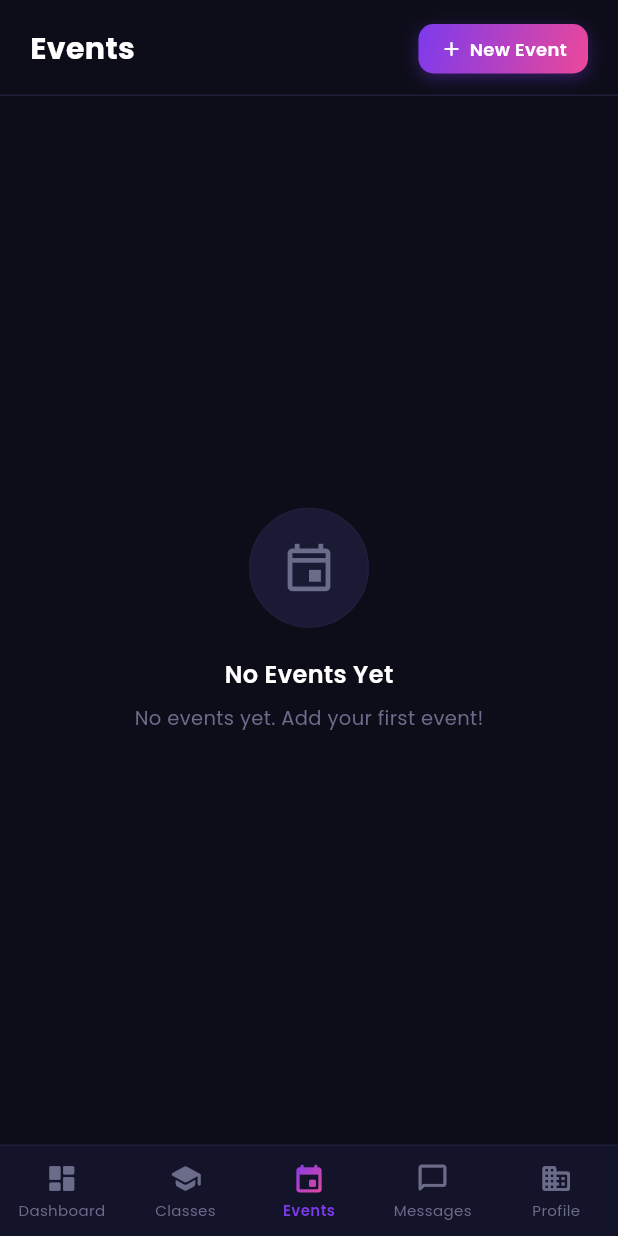
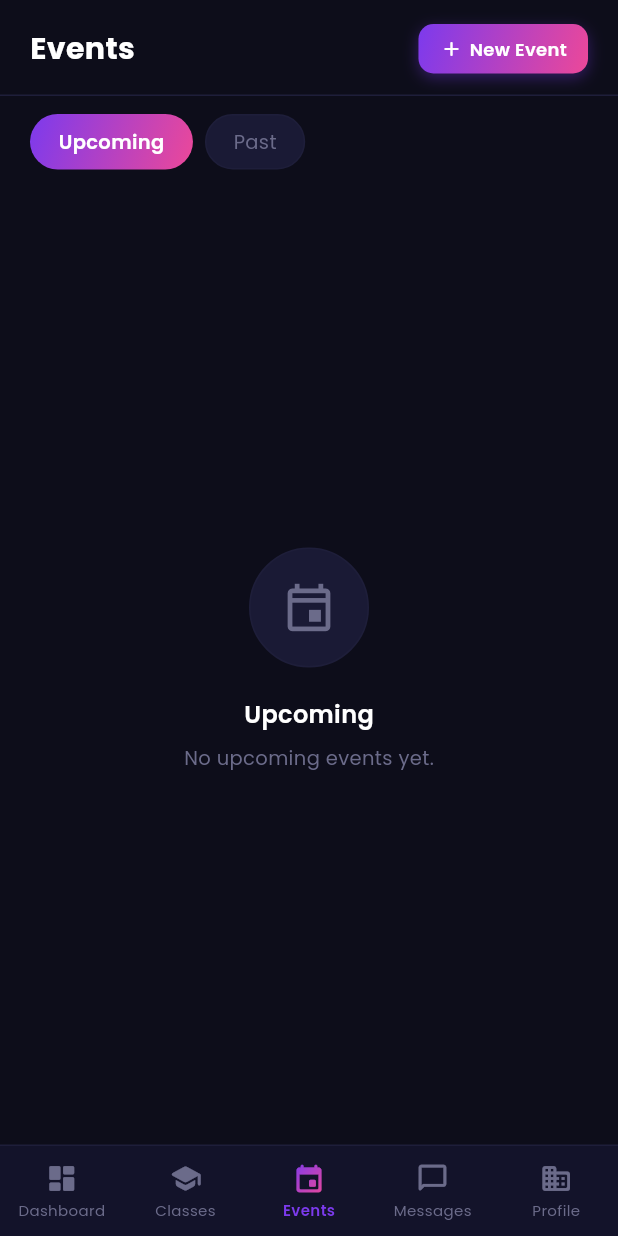
Before and after one commit to VolvachevaNatalya/hobby-lab-app, a Flutter app: the OrgDashboardScreen screen opened directly, scrolled down 95 dp, after a tap on "Events", on a phone screen of 412 x 824 dp. Run offline on Flutter 3.47's test engine with Material 3 defaults, Android fonts, the phone set to English and light mode, and no system bars; our stand-ins replace font_awesome_flutter, geocoding, geolocator, google_fonts, google_sign_in, image_picker and 4 more; missing offline and left inert: flutter_facebook_auth; accounts and stored records are empty; network calls fail.

Commit message:
Improve recurring events UI and public event visibility
Co-Authored-By: Claude Sonnet 4.6 <noreply@anthropic.com>

```diff
--- a/lib/l10n/app_en.arb
+++ b/lib/l10n/app_en.arb
@@ -379,5 +379,7 @@
   "deleteEventScopeTitle": "Delete recurring event",
   "scopeOnlyThisEvent": "Only this event",
   "scopeThisAndFollowing": "This and following events",
-  "scopeEntireSeries": "Entire series"
+  "scopeEntireSeries": "Entire series",
+  "upcomingEventsTab": "Upcoming",
+  "pastEventsTab": "Past"
 }
--- a/lib/l10n/app_he.arb
+++ b/lib/l10n/app_he.arb
@@ -379,5 +379,7 @@
   "deleteEventScopeTitle": "מחיקת אירוע חוזר",
   "scopeOnlyThisEvent": "רק אירוע זה",
   "scopeThisAndFollowing": "זה ואירועים הבאים",
-  "scopeEntireSeries": "כל הסדרה"
+  "scopeEntireSeries": "כל הסדרה",
+  "upcomingEventsTab": "קרובים",
+  "pastEventsTab": "עבר"
 }
--- a/lib/l10n/app_localizations.dart
+++ b/lib/l10n/app_localizations.dart
@@ -1827,6 +1827,18 @@ abstract class AppLocalizations {
   /// In en, this message translates to:
   /// **'Entire series'**
   String get scopeEntireSeries;
+
+  /// No description provided for @upcomingEventsTab.
+  ///
+  /// In en, this message translates to:
+  /// **'Upcoming'**
+  String get upcomingEventsTab;
+
+  /// No description provided for @pastEventsTab.
+  ///
+  /// In en, this message translates to:
+  /// **'Past'**
+  String get pastEventsTab;
 }
 
 class _AppLocalizationsDelegate
--- a/lib/l10n/app_localizations_en.dart
+++ b/lib/l10n/app_localizations_en.dart
@@ -914,4 +914,10 @@ class AppLocalizationsEn extends AppLocalizations {
 
   @override
   String get scopeEntireSeries => 'Entire series';
+
+  @override
+  String get upcomingEventsTab => 'Upcoming';
+
+  @override
+  String get pastEventsTab => 'Past';
 }
--- a/lib/l10n/app_localizations_he.dart
+++ b/lib/l10n/app_localizations_he.dart
@@ -901,4 +901,10 @@ class AppLocalizationsHe extends AppLocalizations {
 
   @override
   String get scopeEntireSeries => 'כל הסדרה';
+
+  @override
+  String get upcomingEventsTab => 'קרובים';
+
+  @override
+  String get pastEventsTab => 'עבר';
 }
--- a/lib/l10n/app_localizations_ru.dart
+++ b/lib/l10n/app_localizations_ru.dart
@@ -917,4 +917,10 @@ class AppLocalizationsRu extends AppLocalizations {
 
   @override
   String get scopeEntireSeries => 'Вся серия';
+
+  @override
+  String get upcomingEventsTab => 'Предстоящие';
+
+  @override
+  String get pastEventsTab => 'Прошедшие';
 }
--- a/lib/l10n/app_ru.arb
+++ b/lib/l10n/app_ru.arb
@@ -379,5 +379,7 @@
   "deleteEventScopeTitle": "Удалить событие",
   "scopeOnlyThisEvent": "Только это событие",
   "scopeThisAndFollowing": "Это и следующие события",
-  "scopeEntireSeries": "Вся серия"
+  "scopeEntireSeries": "Вся серия",
+  "upcomingEventsTab": "Предстоящие",
+  "pastEventsTab": "Прошедшие"
 }
--- a/lib/models/org_models.dart
+++ b/lib/models/org_models.dart
@@ -70,6 +70,7 @@ class OrgEvent {
   double price;
   String? priceComment;
   bool isNationwide;
+  DateTime? endDateTime;
   int? seriesId;
   int? occurrenceIndex;
   EventRecurrence? recurrence;
@@ -85,6 +86,7 @@ class OrgEvent {
     this.description = '',
     required this.date,
     required this.time,
+    this.endDateTime,
     this.location = '',
     this.cityId,
     this.cityNameHe,
--- a/lib/screens/org_dashboard_screen.dart
+++ b/lib/screens/org_dashboard_screen.dart
@@ -17,6 +17,12 @@ import 'org_invites_screen.dart';
 import 'org_members_screen.dart';
 import '../routing/transitions.dart';
 import '../utils/event_grouping.dart';
+
+bool _orgEventIsUpcoming(OrgEvent e) {
+  final now = DateTime.now();
+  if (e.endDateTime != null) return !e.endDateTime!.isBefore(now);
+  return !e.date.isBefore(now);
+}
 
 // ─── Main screen ──────────────────────────────────────────────────────────────
 
@@ -181,6 +187,9 @@ class _OrgDashboardState extends State<OrgDashboardScreen> {
             categoryNames.add(categoryName);
           }
         }
+        final endDt = json['end_datetime'] != null
+            ? DateTime.tryParse(json['end_datetime'].toString())
+            : null;
         return OrgEvent(
           id: (json['id'] ?? '').toString(),
           name: (json['title'] ?? '').toString(),
@@ -191,6 +200,7 @@ class _OrgDashboardState extends State<OrgDashboardScreen> {
           description: (json['description'] ?? '').toString(),
           date: startDt,
           time: TimeOfDay(hour: startDt.hour, minute: startDt.minute),
+          endDateTime: endDt,
           location: (json['address'] ?? '').toString(),
           cityId: json['city_id'] as int?,
           cityNameHe: json['city_name_he']?.toString(),
@@ -388,7 +398,9 @@ class _OrgDashboardState extends State<OrgDashboardScreen> {
             orgName: _orgName,
             initials: _initials,
             classes: _classes,
-            events: groupOrgEventsBySeries(_events),
+            events: groupOrgEventsBySeries(
+              _events.where(_orgEventIsUpcoming).toList(),
+            ),
             onAddClass: _goAddClass,
             onAddEvent: _goAddEvent,
             onSwitchClasses: () => setState(() => _tab = 1),
@@ -405,7 +417,7 @@ class _OrgDashboardState extends State<OrgDashboardScreen> {
             onDelete: _deleteClass,
           ),
           _EventsTab(
-            events: groupOrgEventsBySeries(_events),
+            events: _events,
             onAdd: _goAddEvent,
             onEdit: _goEditEvent,
             onDelete: _deleteEvent,
@@ -1189,7 +1201,7 @@ class _EventPreviewCard extends StatelessWidget {
                     ),
                   ),
                   Text(
-                    '${fmtDate(event.date)} · ${event.price == 0 ? AppLocalizations.of(context)!.eventFree : '₪${event.price.toStringAsFixed(0)}'}',
+                    '${fmtDate(event.date)} · ${fmtTime(event.time)} · ${event.price == 0 ? AppLocalizations.of(context)!.eventFree : '₪${event.price.toStringAsFixed(0)}'}',
                     style: GoogleFonts.poppins(
                       fontSize: 11,
                       color: AppColors.textMuted,
@@ -1561,7 +1573,7 @@ class _ClassExpandableCardState extends State<_ClassExpandableCard> {
 
 // ─── Events tab ───────────────────────────────────────────────────────────────
 
-class _EventsTab extends StatelessWidget {
+class _EventsTab extends StatefulWidget {
   final List<OrgEvent> events;
   final VoidCallback onAdd;
   final void Function(OrgEvent) onEdit;
@@ -1575,22 +1587,57 @@ class _EventsTab extends StatelessWidget {
   });
 
   @override
+  State<_EventsTab> createState() => _EventsTabState();
+}
+
+class _EventsTabState extends State<_EventsTab> {
+  bool _showUpcoming = true;
+
+  @override
   Widget build(BuildContext context) {
+    final l10n = AppLocalizations.of(context)!;
+    final upcoming = groupOrgEventsBySeries(
+      widget.events.where(_orgEventIsUpcoming).toList(),
+    );
+    final past = groupOrgEventsBySeries(
+      widget.events.where((e) => !_orgEventIsUpcoming(e)).toList(),
+    ).reversed.toList();
+
+    final shown = _showUpcoming ? upcoming : past;
+
     return SafeArea(
       child: Column(
         children: [
-          _TabHeader(title: 'Events', onAdd: onAdd),
+          _TabHeader(title: 'Events', onAdd: widget.onAdd),
           const Divider(height: 1, color: AppColors.divider),
+          Padding(
+            padding: const EdgeInsets.fromLTRB(20, 12, 20, 4),
+            child: Row(
+              children: [
+                _SegmentPill(
+                  label: l10n.upcomingEventsTab,
+                  selected: _showUpcoming,
+                  onTap: () => setState(() => _showUpcoming = true),
+                ),
+                const SizedBox(width: 8),
+                _SegmentPill(
+                  label: l10n.pastEventsTab,
+                  selected: !_showUpcoming,
+                  onTap: () => setState(() => _showUpcoming = false),
+                ),
+              ],
+            ),
+          ),
           Expanded(
-            child: events.isEmpty
-                ? _buildEmpty()
+            child: shown.isEmpty
+                ? _buildEmpty(l10n)
                 : ListView.builder(
-                    padding: const EdgeInsets.fromLTRB(20, 16, 20, 24),
-                    itemCount: events.length,
+                    padding: const EdgeInsets.fromLTRB(20, 8, 20, 24),
+                    itemCount: shown.length,
                     itemBuilder: (_, i) => _EventCard(
-                      event: events[i],
-                      onEdit: () => onEdit(events[i]),
-                      onDelete: () => onDelete(events[i]),
+                      event: shown[i],
+                      onEdit: () => widget.onEdit(shown[i]),
+                      onDelete: () => widget.onDelete(shown[i]),
                     ),
                   ),
           ),
@@ -1599,7 +1646,7 @@ class _EventsTab extends StatelessWidget {
     );
   }
 
-  Widget _buildEmpty() {
+  Widget _buildEmpty(AppLocalizations l10n) {
     return Center(
       child: Column(
         mainAxisSize: MainAxisSize.min,
@@ -1612,30 +1659,53 @@ class _EventsTab extends StatelessWidget {
               shape: BoxShape.circle,
               border: Border.all(color: AppColors.divider),
             ),
-            child: const Icon(
-              Icons.event_outlined,
-              size: 38,
-              color: AppColors.textMuted,
-            ),
+            child: const Icon(Icons.event_outlined, size: 38, color: AppColors.textMuted),
           ),
           const SizedBox(height: 20),
           Text(
-            'No Events Yet',
-            style: GoogleFonts.poppins(
-              fontSize: 16,
-              fontWeight: FontWeight.w600,
-              color: AppColors.textPrimary,
-            ),
+            _showUpcoming ? l10n.upcomingEventsTab : l10n.pastEventsTab,
+            style: GoogleFonts.poppins(fontSize: 16, fontWeight: FontWeight.w600, color: AppColors.textPrimary),
           ),
           const SizedBox(height: 8),
           Text(
-            'No events yet. Add your first event!',
-            style: GoogleFonts.poppins(
-              fontSize: 13,
-              color: AppColors.textMuted,
-            ),
+            _showUpcoming ? 'No upcoming events yet.' : 'No past events.',
+            style: GoogleFonts.poppins(fontSize: 13, color: AppColors.textMuted),
           ),
         ],
+      ),
+    );
+  }
+}
+
+class _SegmentPill extends StatelessWidget {
+  final String label;
+  final bool selected;
+  final VoidCallback onTap;
+  const _SegmentPill({required this.label, required this.selected, required this.onTap});
+
+  @override
+  Widget build(BuildContext context) {
+    return GestureDetector(
+      onTap: onTap,
+      child: AnimatedContainer(
+        duration: const Duration(milliseconds: 180),
+        padding: const EdgeInsets.symmetric(horizontal: 18, vertical: 8),
+        decoration: BoxDecoration(
+          gradient: selected ? AppColors.brandGradient : null,
+          color: selected ? null : AppColors.surfaceElevated,
+          borderRadius: BorderRadius.circular(20),
+          border: Border.all(
+            color: selected ? Colors.transparent : AppColors.divider,
+          ),
+        ),
+        child: Text(
+          label,
+          style: GoogleFonts.poppins(
+            fontSize: 13,
+            fontWeight: selected ? FontWeight.w600 : FontWeight.w400,
+            color: selected ? Colors.white : AppColors.textMuted,
+          ),
+        ),
       ),
     );
   }
```
Also changed, not shown: lib/screens/org_profile_screen.dart (+8 -6 lines), lib/services/api_service.dart (+13 -0 lines).
